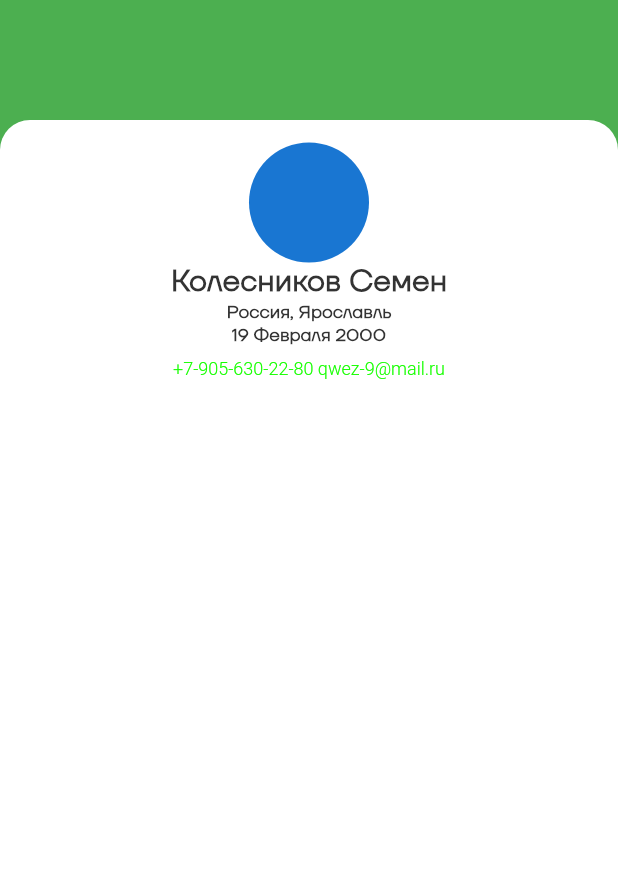
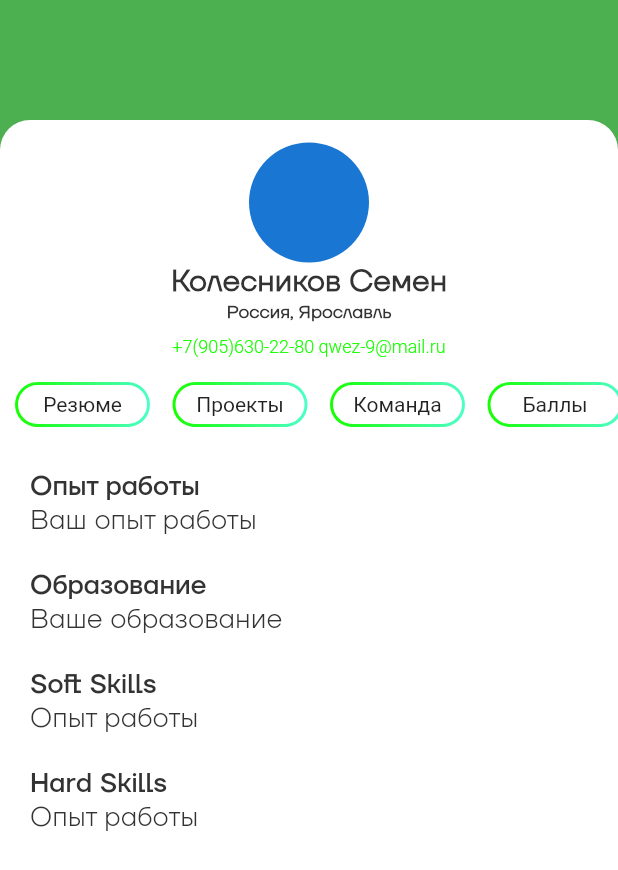
Before and after one commit to Dragonite24/Underground_mskHack, a Flutter app: the Profile screen opened directly, on a phone screen of 412 x 824 dp. Shown: the top 870 px of the screen. Run offline on Flutter 3.47's test engine with Material 2 defaults, Android fonts, the light colour scheme and no system bars; our stand-ins replace cached_network_image, flutter_svg, flutter_tindercard, font_awesome_flutter, photo_view; missing offline and left inert: dart:ffi, scrolling_page_indicator.

Commit message:
start connecting with backend/profile items, http

```diff
--- a/frontend/lib/pages/profile/menuItems/points.dart
+++ b/frontend/lib/pages/profile/menuItems/points.dart
@@ -10,6 +10,10 @@ class Points extends StatefulWidget {
 class _PointsState extends State<Points> {
   @override
   Widget build(BuildContext context) {
-    return Container();
+    return Container(
+      width: 100,
+      height: 100,
+      color: Colors.white,
+    );
   }
 }
--- a/frontend/lib/pages/profile/menuItems/resume.dart
+++ b/frontend/lib/pages/profile/menuItems/resume.dart
@@ -0,0 +1,74 @@
+import 'package:flutter/material.dart';
+
+import '../../../const.dart';
+
+class Resume extends StatefulWidget {
+  const Resume({Key key}) : super(key: key);
+
+  @override
+  _ResumeState createState() => _ResumeState();
+}
+
+class _ResumeState extends State<Resume> {
+  final style_light = TextStyle(
+    fontSize: 18,
+    color: Color(0xFF333333),
+  ).copyWith(fontFamily: Fonts().light);
+
+  final style_medium = TextStyle(
+    fontSize: 18,
+    color: Color(0xFF333333),
+  ).copyWith(fontFamily: Fonts().medium);
+  @override
+  Widget build(BuildContext context) {
+    return Container(
+      child: SingleChildScrollView(
+        child: SafeArea(
+          child: Container(
+            padding: EdgeInsets.all(20),
+            child: Column(
+              crossAxisAlignment: CrossAxisAlignment.start,
+              children: [
+                Text(
+                  'Опыт работы',
+                  style: style_medium,
+                ),
+                Text(
+                  'Ваш опыт работы',
+                  style: style_light,
+                ),
+                SizedBox(height: 20),
+                Text(
+                  'Образование',
+                  style: style_medium,
+                ),
+                Text(
+                  'Ваше образование',
+                  style: style_light,
+                ),
+                SizedBox(height: 20),
+                Text(
+                  'Soft Skills',
+                  style: style_medium,
+                ),
+                Text(
+                  'Опыт работы',
+                  style: style_light,
+                ),
+                SizedBox(height: 20),
+                Text(
+                  'Hard Skills',
+                  style: style_medium,
+                ),
+                Text(
+                  'Опыт работы',
+                  style: style_light,
+                ),
+              ],
+            ),
+          ),
+        ),
+      ),
+    );
+  }
+}
--- a/frontend/lib/pages/profile/profileDate.dart
+++ b/frontend/lib/pages/profile/profileDate.dart
@@ -1,10 +1,13 @@
 import 'package:Underground/code_input/src/verify_code_input_widget.dart';
 import 'package:Underground/const.dart';
+import 'package:Underground/pages/profile/menuItems/points.dart';
 import 'package:Underground/pages/profile/menuItems/projects.dart';
 import 'package:Underground/pages/signIn/success.dart';
 import 'package:flutter/material.dart';
 
 import '../../../widgets.dart';
+import 'menuItems/resume.dart';
+import 'menuItems/teams.dart';
 
 class Profile extends StatefulWidget {
   @override
@@ -18,31 +21,7 @@ class _ProfileState extends State<Profile> with SingleTickerProviderStateMixin {
   }
 
   int _currentIndex = 0;
-
-  Future<bool> onItemTapped(int index) async {
-    if (index == _currentIndex) {
-      switch (index) {
-        case 0:
-          Navigator.push(
-              context, MaterialPageRoute(builder: (context) => Project()));
-          break;
-        case 1:
-          Navigator.push(
-              context, MaterialPageRoute(builder: (context) => Project()));
-          break;
-        case 2:
-          Navigator.push(
-              context, MaterialPageRoute(builder: (context) => Project()));
-          break;
-        case 3:
-          Navigator.push(
-              context, MaterialPageRoute(builder: (context) => Project()));
-          break;
-      }
-    } else
-      setState(() => _currentIndex = index);
-    return true;
-  }
+  int _widgetIndex = 0;
 
   @override
   Widget build(BuildContext context) => WillPopScope(
@@ -91,15 +70,6 @@ class _ProfileState extends State<Profile> with SingleTickerProviderStateMixin {
                                   color: Color(0xFF333333))
                               .copyWith(fontFamily: Fonts().light),
                         ),
-                        Text(
-                          '19 Февраля 2000',
-                          style: TextStyle(
-                                  fontStyle: FontStyle.normal,
-                                  fontWeight: FontWeight.w600,
-                                  fontSize: 12,
-                                  color: Color(0xFF333333))
-                              .copyWith(fontFamily: Fonts().light),
-                        ),
                         SizedBox(
                             height: MediaQuery.of(context).size.height * 0.01),
                         RichText(
@@ -112,10 +82,7 @@ class _ProfileState extends State<Profile> with SingleTickerProviderStateMixin {
                                     color: Color(0xFF333333)),
                                 children: <TextSpan>[
                                   TextSpan(
-                                    text: '',
-                                  ),
-                                  TextSpan(
-                                      text: '+7-905-630-22-80 qwez-9@mail.ru',
+                                      text: '+7(905)630-22-80 qwez-9@mail.ru',
                                       style: TextStyle(
                                           fontStyle: FontStyle.normal,
                                           fontWeight: FontWeight.w300,
@@ -126,16 +93,29 @@ class _ProfileState extends State<Profile> with SingleTickerProviderStateMixin {
                             height: MediaQuery.of(context).size.height * 0.02),
                         SingleChildScrollView(
                           scrollDirection: Axis.horizontal, // todo
+                          child: Row(
+                            children: [
+                              menuItem('Резюме', 0),
+                              menuItem('Проекты', 1),
+                              menuItem('Команда', 2),
+                              menuItem('Баллы', 3),
+                            ],
+                          ),
                         ),
                         SizedBox(
-                            height: MediaQuery.of(context).size.height * 0.03),
-                        SingleChildScrollView(
-                          scrollDirection: Axis.horizontal,
-                          child: Row(children: <Widget>[
-                            Container(
-                                width: MediaQuery.of(context).size.width * 0.9,
-                                color: Colors.red),
-                          ]),
+                            height: MediaQuery.of(context).size.height * 0.01),
+                        Container(
+                          height: MediaQuery.of(context).size.height * 0.53,
+                          width: MediaQuery.of(context).size.width,
+                          child: IndexedStack(
+                            index: _widgetIndex,
+                            children: [
+                              Resume(),
+                              Project(),
+                              Teams(),
+                              Points(),
+                            ],
+                          ),
                         ),
                       ],
                     ),
@@ -143,11 +123,35 @@ class _ProfileState extends State<Profile> with SingleTickerProviderStateMixin {
                 ),
               ))));
 
-  Widget menuItem(String text) => Row(
+  Widget menuItem(String text, int id) => Row(
         children: [
           SizedBox(width: 10),
           GestureDetector(
-            onTap: () => print('qwe'),
+            onTap: () {
+              setState(() => _widgetIndex = id);
+            },
+            child: Container(
+              padding: const EdgeInsets.all(2.0),
+              child: Container(
+                alignment: Alignment.center,
+                child: Text(text),
+                decoration: UndergroundOutlinedButton().kInnerDecoration,
+              ),
+              width: 90,
+              height: 30,
+              decoration: UndergroundOutlinedButton().kGradientBoxDecoration,
+            ),
+          ),
+          SizedBox(width: 5),
+        ],
+      );
+  Widget menuActiveItem(String text, int id) => Row(
+        children: [
+          SizedBox(width: 10),
+          GestureDetector(
+            onTap: () {
+              setState(() => _widgetIndex = id);
+            },
             child: Container(
               padding: const EdgeInsets.all(2.0),
               child: Container(
--- a/frontend/lib/widgets.dart
+++ b/frontend/lib/widgets.dart
@@ -76,6 +76,7 @@ class UndergroundTextField extends StatelessWidget {
                     ),
                     labelText: hintText,
                   ),
+                  controller: controller,
                 ),
               )
             ])),
```
Also changed, not shown: frontend/lib/http.dart (+26 -7 lines), frontend/lib/models/afterReg.dart (added, +32 -0 lines), frontend/lib/pages/profile/menuItems/projects.dart (+8 -8 lines), frontend/lib/pages/profile/menuItems/teams.dart (+115 -0 lines), frontend/lib/pages/signIn/register.dart (+17 -11 lines).
